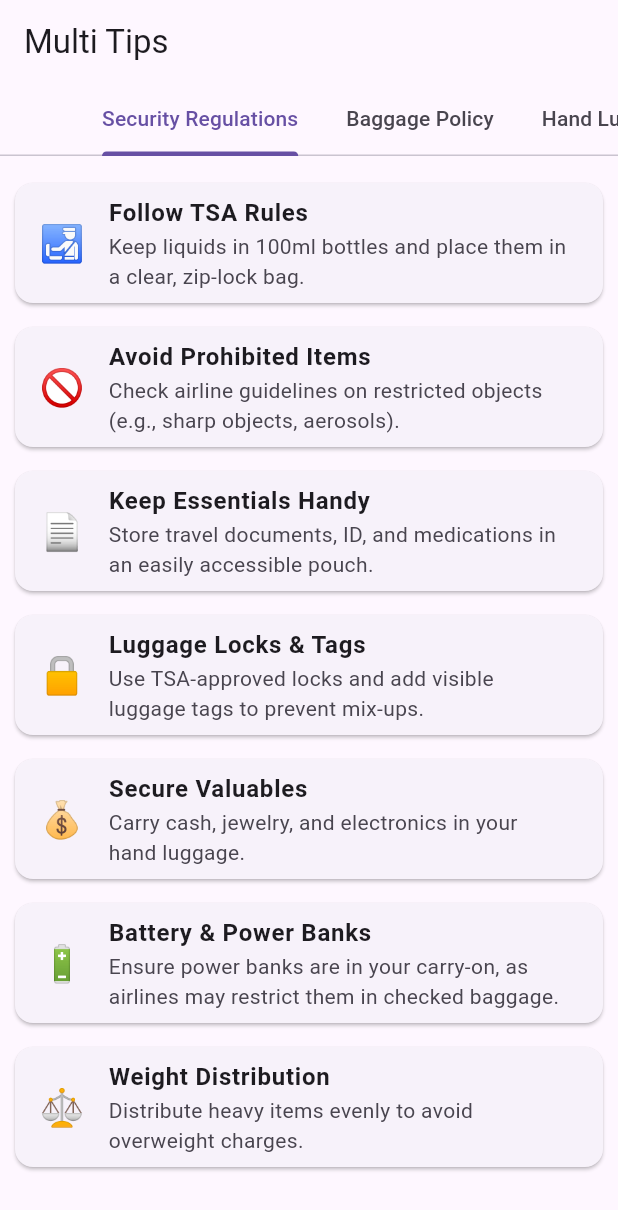
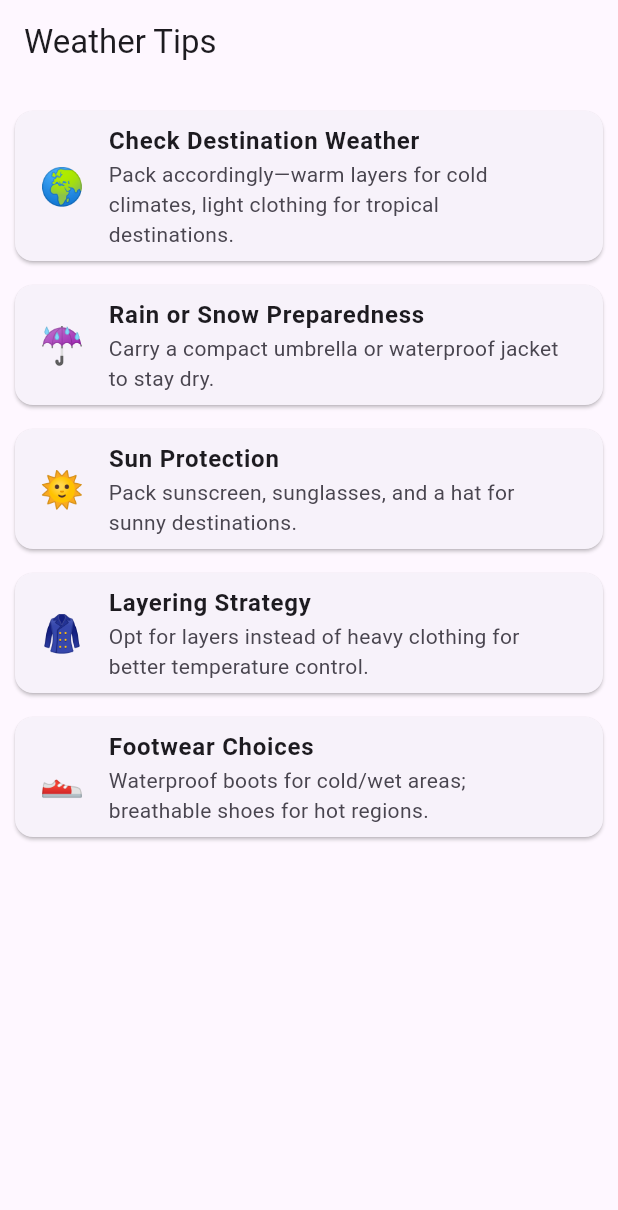
Before and after one commit to CREW-72/jet-set-go, a Flutter app: the screen it shows after launch, on a phone screen of 412 x 824 dp. Shown: the top 1210 px of the screen. Run offline on Flutter 3.47's test engine with Material 3 defaults, Android fonts, the phone set to English and light mode, and no system bars.

Commit message:
finalised weather based tips

```diff
--- a/lib/main.dart
+++ b/lib/main.dart
@@ -1,9 +1,10 @@
 import 'package:flutter/material.dart';
 import 'package:jet_set_go/landing_page.dart';
 import 'package:jet_set_go/security_based_tips.dart';
+import 'package:jet_set_go/weather_based_tips.dart';
 
 
 
 void main() => runApp(MaterialApp(
-  home: SecurityBasedTips(),
+  home: WeatherBasedTips(),
 ));
--- a/lib/weather_based_tips.dart
+++ b/lib/weather_based_tips.dart
@@ -0,0 +1,32 @@
+import 'package:flutter/material.dart';
+
+class WeatherBasedTips extends StatelessWidget{
+  final List<Map<String, String>> tips = [
+    {"title": "Check Destination Weather", "icon": "🌍", "desc": "Pack accordingly—warm layers for cold climates, light clothing for tropical destinations."},
+    {"title": "Rain or Snow Preparedness", "icon": "☔", "desc": "Carry a compact umbrella or waterproof jacket to stay dry."},
+    {"title": "Sun Protection", "icon": "🌞", "desc": "Pack sunscreen, sunglasses, and a hat for sunny destinations."},
+    {"title": "Layering Strategy", "icon": "🧥", "desc": "Opt for layers instead of heavy clothing for better temperature control."},
+    {"title": "Footwear Choices", "icon": "👟", "desc": "Waterproof boots for cold/wet areas; breathable shoes for hot regions."}
+  ];
+
+  @override
+  Widget build(BuildContext context){
+    return Scaffold(
+      appBar: AppBar(title: Text("Weather Tips"),
+      ),
+      body: ListView(
+        padding: EdgeInsets.all(10),
+        children: tips.map((tip){
+          return Card(
+            margin: EdgeInsets.symmetric(vertical: 8),
+            child: ListTile(
+              leading: Text(tip["icon"]!, style: TextStyle(fontSize: 24)),
+              title: Text(tip["title"]!, style: TextStyle(fontWeight: FontWeight.bold)),
+              subtitle: Text(tip["desc"]!),
+            ),
+          );
+        }).toList(),
+      ),
+    );
+  }
+}
```
